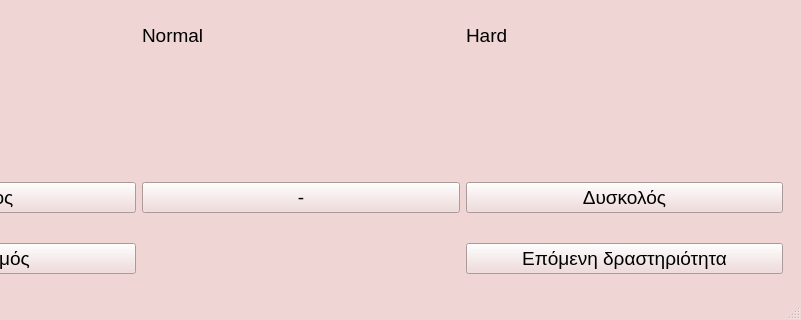
First picture: the form in user_interface/resources/menu.ui, repository smattha/robotHuman, before the edit; both pictures show x 199 to 1000 and y 465 to 785 of the 1000 by 785 pixel window.
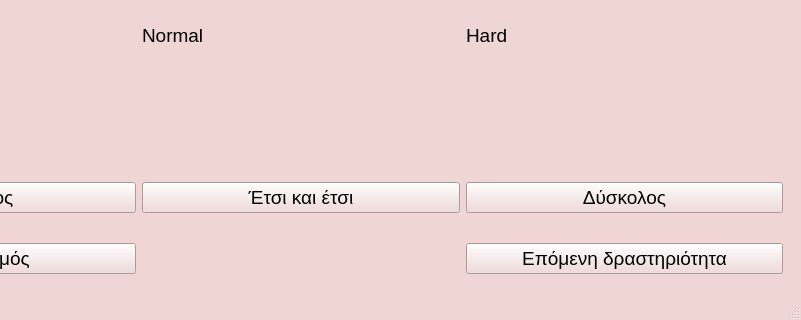
Second picture: the form after the edit.

Patch:
```diff
--- a/user_interface/resources/menu.ui
+++ b/user_interface/resources/menu.ui
@@ -750,7 +750,7 @@
             <item row="2" column="2">
              <widget class="QPushButton" name="feedbackHardButton">
               <property name="text">
-               <string>Δυσκολός</string>
+               <string>Δύσκολος</string>
               </property>
              </widget>
             </item>
@@ -778,7 +778,7 @@
             <item row="2" column="1">
              <widget class="QPushButton" name="feedbackNormalButton">
               <property name="text">
-               <string>-</string>
+               <string>Έτσι και έτσι</string>
               </property>
              </widget>
             </item>
```
